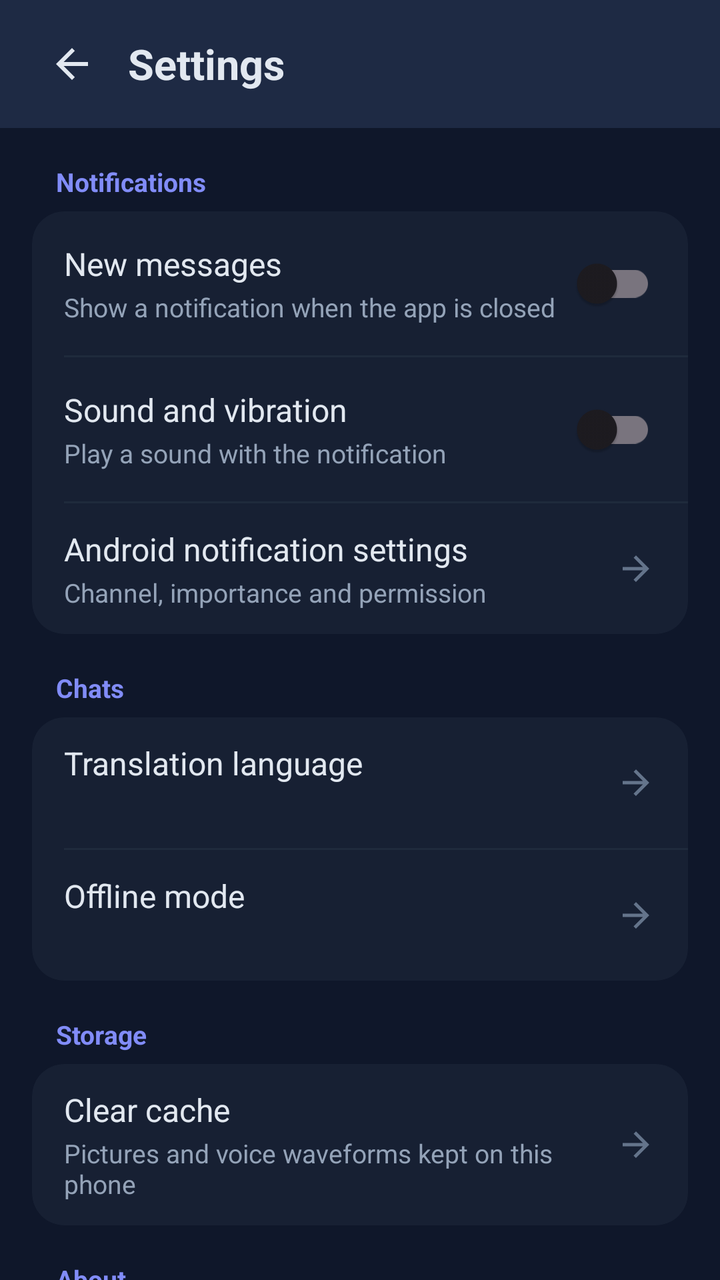
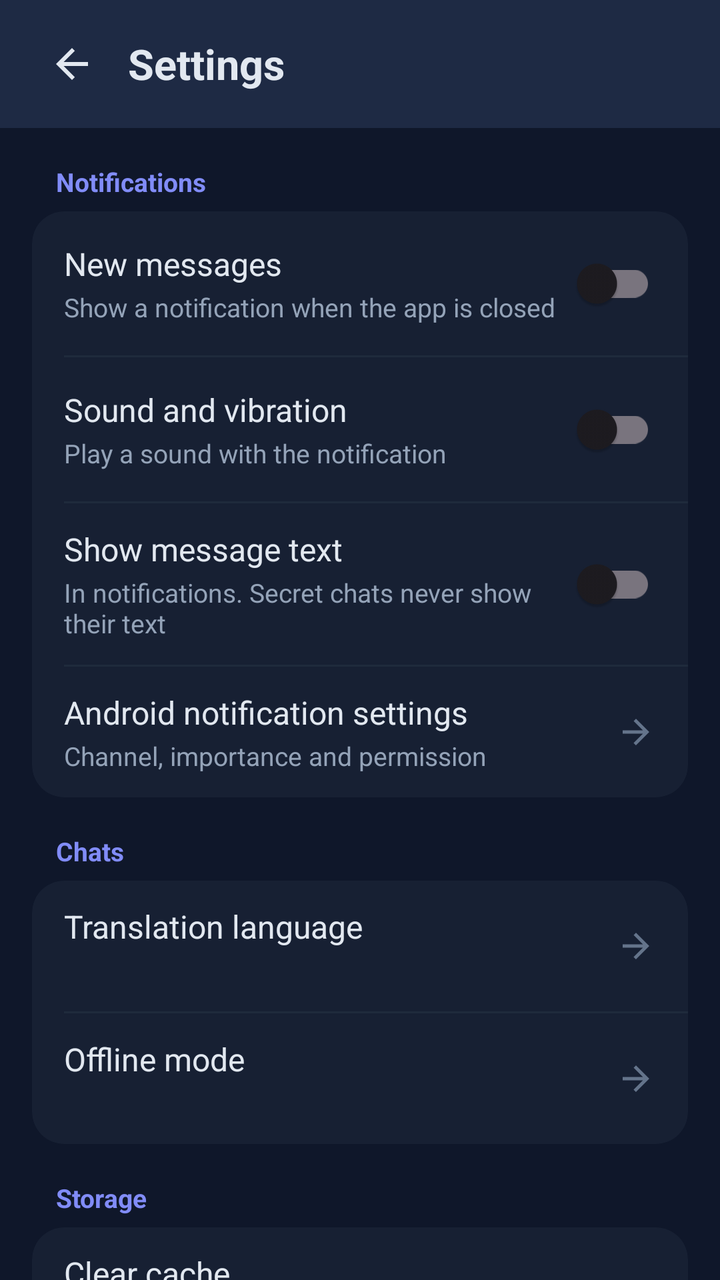

Compare the two renders of this Android layout. The source of the first and the diff that turns it into the second are given below.
<!-- AndroidManifest.xml: application theme Theme.UnlimitedPossibilities12 -->
<!-- res/layout/activity_settings.xml -->
<?xml version="1.0" encoding="utf-8"?>
<LinearLayout xmlns:android="http://schemas.android.com/apk/res/android"
    xmlns:app="http://schemas.android.com/apk/res-auto"
    android:layout_width="match_parent"
    android:layout_height="match_parent"
    android:background="#0F172A"
    android:orientation="vertical">

    <androidx.appcompat.widget.Toolbar
        android:id="@+id/settings_toolbar"
        android:layout_width="match_parent"
        android:layout_height="?attr/actionBarSize"
        android:background="#1E2A44"
        android:paddingEnd="8dp">

        <LinearLayout
            android:layout_width="wrap_content"
            android:layout_height="match_parent"
            android:gravity="center_vertical"
            android:orientation="horizontal">

            <ImageView
                android:id="@+id/settings_back"
                android:layout_width="40dp"
                android:layout_height="40dp"
                android:background="?attr/selectableItemBackgroundBorderless"
                android:clickable="true"
                android:focusable="true"
                android:contentDescription="Back"
                android:padding="8dp"
                android:src="@drawable/ic_arrow_back"
                app:tint="#E2E8F0" />

            <TextView
                android:layout_width="wrap_content"
                android:layout_height="wrap_content"
                android:layout_marginStart="8dp"
                android:text="@string/settings_title"
                android:textColor="#E2E8F0"
                android:textSize="21sp"
                android:textStyle="bold" />
        </LinearLayout>
    </androidx.appcompat.widget.Toolbar>

    <androidx.core.widget.NestedScrollView
        android:layout_width="match_parent"
        android:layout_height="match_parent"
        android:fillViewport="true">

        <LinearLayout
            android:layout_width="match_parent"
            android:layout_height="wrap_content"
            android:orientation="vertical"
            android:paddingBottom="24dp">

            
            <TextView
                style="@style/SettingsSectionTitle"
                android:text="@string/settings_notifications" />

            <androidx.cardview.widget.CardView style="@style/SettingsCard">

                <LinearLayout
                    android:layout_width="match_parent"
                    android:layout_height="wrap_content"
                    android:orientation="vertical">

                    <LinearLayout
                        android:id="@+id/row_message_notifications"
                        style="@style/SettingsRow">

                        <LinearLayout style="@style/SettingsRowText">

                            <TextView
                                style="@style/SettingsRowTitle"
                                android:text="@string/settings_message_notifications" />

                            <TextView
                                style="@style/SettingsRowSubtitle"
                                android:text="@string/settings_message_notifications_hint" />
                        </LinearLayout>

                        <com.google.android.material.switchmaterial.SwitchMaterial
                            android:id="@+id/switch_message_notifications"
                            android:layout_width="wrap_content"
                            android:layout_height="wrap_content"
                            android:clickable="false"
                            android:focusable="false" />
                    </LinearLayout>

                    <View style="@style/SettingsDivider" />

                    <LinearLayout
                        android:id="@+id/row_notification_sound"
                        style="@style/SettingsRow">

                        <LinearLayout style="@style/SettingsRowText">

                            <TextView
                                style="@style/SettingsRowTitle"
                                android:text="@string/settings_sound" />

                            <TextView
                                style="@style/SettingsRowSubtitle"
                                android:text="@string/settings_sound_hint" />
                        </LinearLayout>

                        <com.google.android.material.switchmaterial.SwitchMaterial
                            android:id="@+id/switch_notification_sound"
                            android:layout_width="wrap_content"
                            android:layout_height="wrap_content"
                            android:clickable="false"
                            android:focusable="false" />
                    </LinearLayout>

                    <View style="@style/SettingsDivider" />

                    <LinearLayout
                        android:id="@+id/row_system_notifications"
                        style="@style/SettingsRow">

                        <LinearLayout style="@style/SettingsRowText">

                            <TextView
                                style="@style/SettingsRowTitle"
                                android:text="@string/settings_system_notifications" />

                            <TextView
                                style="@style/SettingsRowSubtitle"
                                android:text="@string/settings_system_notifications_hint" />
                        </LinearLayout>

                        <ImageView style="@style/SettingsChevron" />
                    </LinearLayout>
                </LinearLayout>
            </androidx.cardview.widget.CardView>

            
            <TextView
                style="@style/SettingsSectionTitle"
                android:text="@string/settings_chats" />

            <androidx.cardview.widget.CardView style="@style/SettingsCard">

                <LinearLayout
                    android:layout_width="match_parent"
                    android:layout_height="wrap_content"
                    android:orientation="vertical">

                    <LinearLayout
                        android:id="@+id/row_translation_language"
                        style="@style/SettingsRow">

                        <LinearLayout style="@style/SettingsRowText">

                            <TextView
                                style="@style/SettingsRowTitle"
                                android:text="@string/settings_translation_language" />

                            <TextView
                                android:id="@+id/value_translation_language"
                                style="@style/SettingsRowSubtitle" />
                        </LinearLayout>

                        <ImageView style="@style/SettingsChevron" />
                    </LinearLayout>

                    <View style="@style/SettingsDivider" />

                    <LinearLayout
                        android:id="@+id/row_offline_mode"
                        style="@style/SettingsRow">

                        <LinearLayout style="@style/SettingsRowText">

                            <TextView
                                style="@style/SettingsRowTitle"
                                android:text="@string/settings_offline_mode" />

                            <TextView
                                android:id="@+id/value_offline_mode"
                                style="@style/SettingsRowSubtitle" />
                        </LinearLayout>

                        <ImageView style="@style/SettingsChevron" />
                    </LinearLayout>
                </LinearLayout>
            </androidx.cardview.widget.CardView>

            
            <TextView
                style="@style/SettingsSectionTitle"
                android:text="@string/settings_storage" />

            <androidx.cardview.widget.CardView style="@style/SettingsCard">

                <LinearLayout
                    android:id="@+id/row_clear_cache"
                    style="@style/SettingsRow">

                    <LinearLayout style="@style/SettingsRowText">

                        <TextView
                            style="@style/SettingsRowTitle"
                            android:text="@string/settings_clear_cache" />

                        <TextView
                            style="@style/SettingsRowSubtitle"
                            android:text="@string/settings_clear_cache_hint" />
                    </LinearLayout>

                    <ImageView style="@style/SettingsChevron" />
                </LinearLayout>
            </androidx.cardview.widget.CardView>

            
            <TextView
                style="@style/SettingsSectionTitle"
                android:text="@string/settings_about" />

            <androidx.cardview.widget.CardView style="@style/SettingsCard">

                <LinearLayout style="@style/SettingsRow">

                    <LinearLayout style="@style/SettingsRowText">

                        <TextView
                            style="@style/SettingsRowTitle"
                            android:text="@string/app_title" />

                        <TextView
                            android:id="@+id/value_version"
                            style="@style/SettingsRowSubtitle" />
                    </LinearLayout>
                </LinearLayout>
            </androidx.cardview.widget.CardView>
        </LinearLayout>
    </androidx.core.widget.NestedScrollView>
</LinearLayout>
<!-- resources referenced by this layout -->
<resources>
  <!-- drawable ic_arrow_back (drawable) -->
  <?xml version="1.0" encoding="utf-8"?>
  <vector xmlns:android="http://schemas.android.com/apk/res/android"
      android:width="24dp"
      android:height="24dp"
      android:viewportWidth="24"
      android:viewportHeight="24"
      android:tint="#E2E8F0">
      <path
          android:fillColor="@android:color/white"
          android:pathData="M20,11H7.83l5.59,-5.59L12,4l-8,8 8,8 1.41,-1.41L7.83,13H20v-2z" />
  </vector>
  <string name="app_title">UP12 Messenger</string>
  <string name="settings_about">About</string>
  <string name="settings_chats">Chats</string>
  <string name="settings_clear_cache">Clear cache</string>
  <string name="settings_clear_cache_hint">Pictures and voice waveforms kept on this phone</string>
  <string name="settings_message_notifications">New messages</string>
  <string name="settings_message_notifications_hint">Show a notification when the app is closed</string>
  <string name="settings_notifications">Notifications</string>
  <string name="settings_offline_mode">Offline mode</string>
  <string name="settings_sound">Sound and vibration</string>
  <string name="settings_sound_hint">Play a sound with the notification</string>
  <string name="settings_storage">Storage</string>
  <string name="settings_system_notifications">Android notification settings</string>
  <string name="settings_system_notifications_hint">Channel, importance and permission</string>
  <string name="settings_title">Settings</string>
  <string name="settings_translation_language">Translation language</string>
  <style name="SettingsCard">
          <item name="android:layout_width">match_parent</item>
          <item name="android:layout_height">wrap_content</item>
          <item name="android:layout_marginHorizontal">16dp</item>
          <item name="cardBackgroundColor">#172033</item>
          <item name="cardCornerRadius">16dp</item>
          <item name="cardElevation">0dp</item>
      </style>
  <style name="SettingsChevron">
          <item name="android:layout_width">20dp</item>
          <item name="android:layout_height">20dp</item>
          <item name="android:layout_marginStart">12dp</item>
          <item name="android:src">@drawable/ic_arrow_back</item>
          <item name="android:rotation">180</item>
          <item name="android:tint">#64748B</item>
          <item name="android:contentDescription">@null</item>
      </style>
  <style name="SettingsDivider">
          <item name="android:layout_width">match_parent</item>
          <item name="android:layout_height">1dp</item>
          <item name="android:layout_marginStart">16dp</item>
          <item name="android:background">#1F2A3C</item>
      </style>
  <style name="SettingsRowSubtitle">
          <item name="android:layout_width">match_parent</item>
          <item name="android:layout_height">wrap_content</item>
          <item name="android:layout_marginTop">2dp</item>
          <item name="android:textColor">#94A3B8</item>
          <item name="android:textSize">13sp</item>
      </style>
  <style name="SettingsRowText">
          <item name="android:layout_width">0dp</item>
          <item name="android:layout_height">wrap_content</item>
          <item name="android:layout_weight">1</item>
          <item name="android:orientation">vertical</item>
      </style>
  <style name="SettingsRowTitle">
          <item name="android:layout_width">match_parent</item>
          <item name="android:layout_height">wrap_content</item>
          <item name="android:textColor">#E2E8F0</item>
          <item name="android:textSize">16sp</item>
      </style>
  <style name="Theme.UnlimitedPossibilities12" parent="Base.Theme.UnlimitedPossibilities12" />
  <style name="Base.Theme.UnlimitedPossibilities12" parent="Theme.Material3.DayNight.NoActionBar">
          
          
      </style>
  <!-- unchanged entries left out for length: 2 -->
</resources>

<!-- the commit's change to res/layout/activity_settings.xml (unified diff, before → after) -->
@@ -115,6 +115,32 @@
 
                     <View style="@style/SettingsDivider" />
 
+                    
+                    <LinearLayout
+                        android:id="@+id/row_notification_preview"
+                        style="@style/SettingsRow">
+
+                        <LinearLayout style="@style/SettingsRowText">
+
+                            <TextView
+                                style="@style/SettingsRowTitle"
+                                android:text="@string/settings_preview" />
+
+                            <TextView
+                                style="@style/SettingsRowSubtitle"
+                                android:text="@string/settings_preview_hint" />
+                        </LinearLayout>
+
+                        <com.google.android.material.switchmaterial.SwitchMaterial
+                            android:id="@+id/switch_notification_preview"
+                            android:layout_width="wrap_content"
+                            android:layout_height="wrap_content"
+                            android:clickable="false"
+                            android:focusable="false" />
+                    </LinearLayout>
+
+                    <View style="@style/SettingsDivider" />
+
                     <LinearLayout
                         android:id="@+id/row_system_notifications"
                         style="@style/SettingsRow">
<!-- resource entries referenced after the edit -->
@@ -21,6 +21,8 @@
   <string name="settings_message_notifications_hint">Show a notification when the app is closed</string>
   <string name="settings_notifications">Notifications</string>
   <string name="settings_offline_mode">Offline mode</string>
+  <string name="settings_preview">Show message text</string>
+  <string name="settings_preview_hint">In notifications. Secret chats never show their text</string>
   <string name="settings_sound">Sound and vibration</string>
   <string name="settings_sound_hint">Play a sound with the notification</string>
   <string name="settings_storage">Storage</string>
